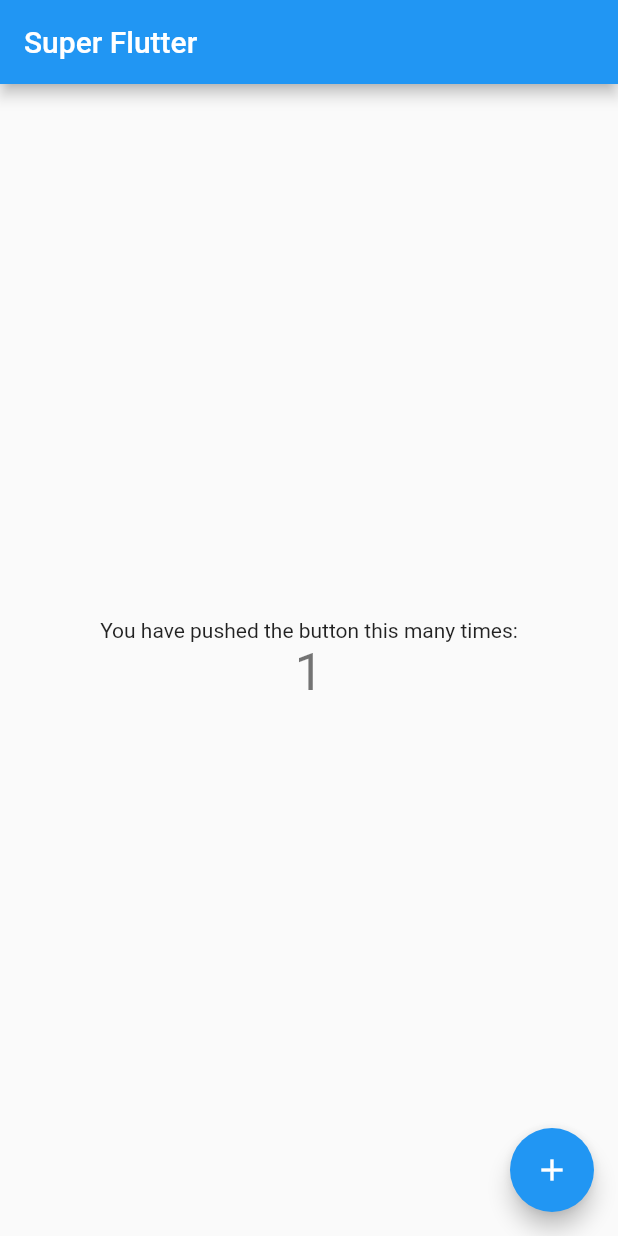
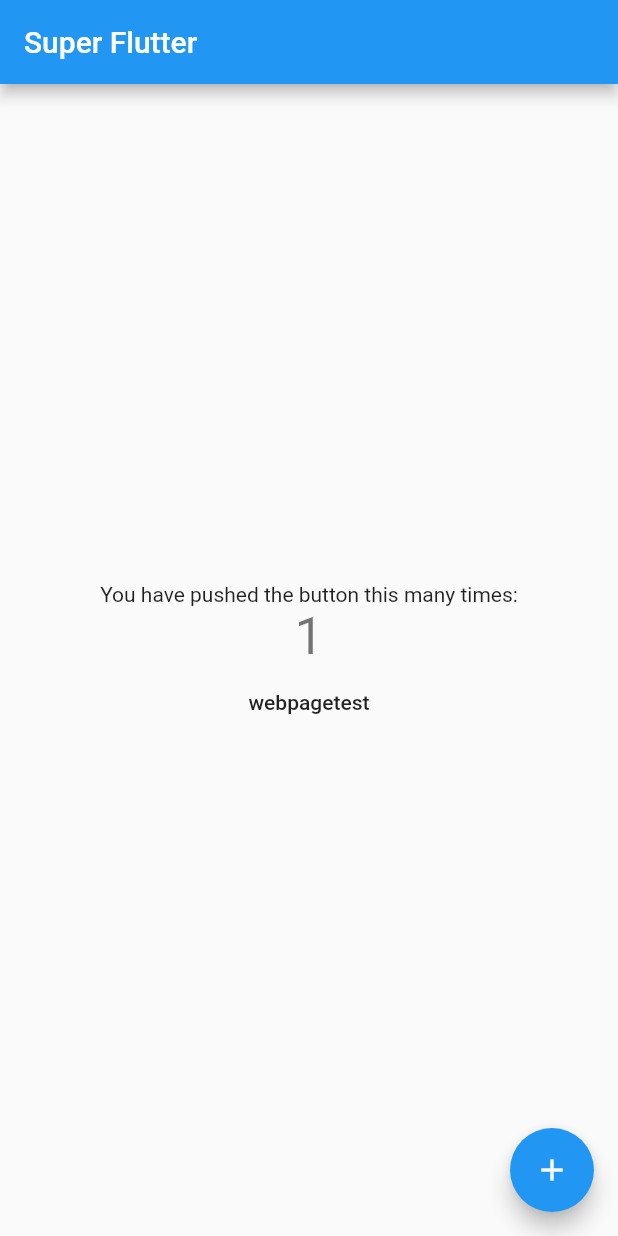
Before and after one commit to loveuqian/myapp, a Flutter app: the screen it shows after launch, after a tap on the "add" icon, on a phone screen of 412 x 824 dp. Run offline on Flutter 3.47's test engine with Material 2 defaults, Android fonts, the phone set to English and light mode, and no system bars; our stand-ins replace dio; missing offline and left inert: random_color; network calls fail.

```diff
--- a/lib/main.dart
+++ b/lib/main.dart
@@ -1,4 +1,7 @@
 import 'package:flutter/material.dart';
+
+import 'webpagetest_page.dart';
+
 import 'package:random_color/random_color.dart';
 import 'package:dio/dio.dart';
 
@@ -10,10 +13,8 @@ class MyApp extends StatelessWidget {
   @override
   Widget build(BuildContext context) {
     return MaterialApp(
-      title: 'Flutter Demo',
       theme: ThemeData(
         primarySwatch: RandomColor().randomMaterialColor(),
-        visualDensity: VisualDensity.adaptivePlatformDensity,
       ),
       home: MyHomePage(title: 'Super Flutter'),
     );
@@ -66,6 +67,13 @@ class _MyHomePageState extends State<MyHomePage> {
               '$_counter',
               style: Theme.of(context).textTheme.headline4,
             ),
+            FlatButton(
+              onPressed: () => {
+                Navigator.push(context,
+                    MaterialPageRoute(builder: (context) => WebPageTestPage()))
+              },
+              child: Text('webpagetest'),
+            ),
           ],
         ),
       ),
```
Also changed, not shown: lib/webpagetest_page.dart (added, +20 -0 lines).
